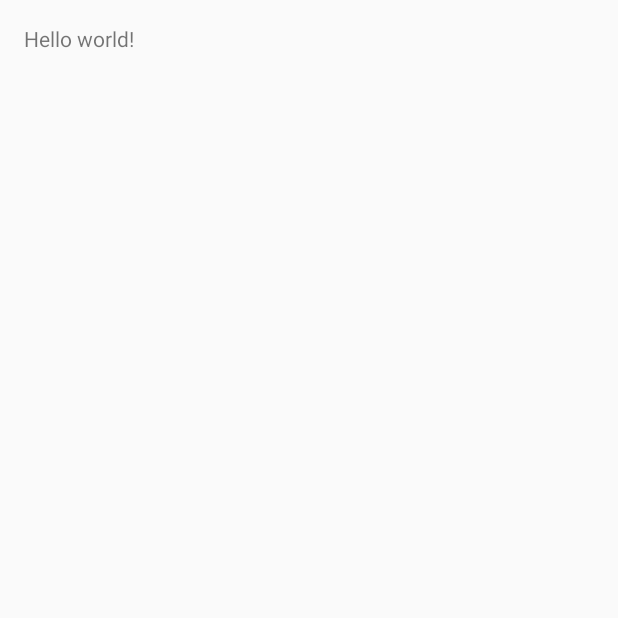
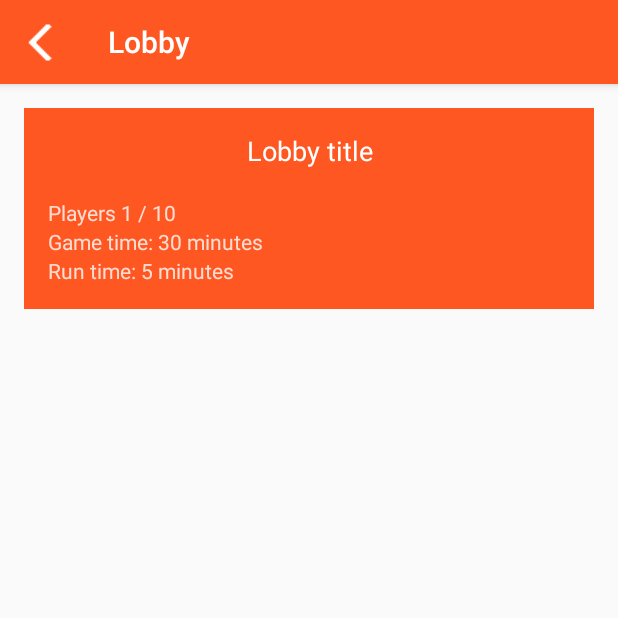
Before and after one commit to ShaFear/HaS-RPG, an Android app: the LobbyActivity screen opened directly, with no data from a screen before it, on a phone screen of 412 x 824 dp, the top half of it. Before the commit the part shown is almost empty. Run offline under Robolectric (Android 15) with nearby library versions, the phone set to English and light mode, and no system bars; 8 statements that could not run were skipped.

Commit message:
dodanie przetwarzania i kontenera dla danych o Lobby

```diff
--- a/client/HaSRPG/app/src/main/java/com/example/jereczem/hasrpg/data/player/CharacterData.java
+++ b/client/HaSRPG/app/src/main/java/com/example/jereczem/hasrpg/data/player/CharacterData.java
@@ -1,8 +1,8 @@
 package com.example.jereczem.hasrpg.data.player;
 
-import com.example.jereczem.hasrpg.game.Chase;
-import com.example.jereczem.hasrpg.game.GameCharacter;
-import com.example.jereczem.hasrpg.game.Hunter;
+import com.example.jereczem.hasrpg.game.users.Chase;
+import com.example.jereczem.hasrpg.game.users.GameCharacter;
+import com.example.jereczem.hasrpg.game.users.Hunter;
 import com.example.jereczem.hasrpg.settings.GameSettings;
 
 import java.io.Serializable;
--- /dev/null
+++ b/client/HaSRPG/app/src/main/java/com/example/jereczem/hasrpg/game/lobbies/Lobby.java
@@ -0,0 +1,55 @@
+package com.example.jereczem.hasrpg.game.lobbies;
+
+import com.example.jereczem.hasrpg.data.lobby.LobbyBaseData;
+import com.example.jereczem.hasrpg.data.player.PlayerData;
+import com.example.jereczem.hasrpg.settings.LobbySettings;
+
+import java.io.Serializable;
+import java.util.ArrayList;
+
+/**
+ * Created by jereczem on 04.09.15.
+ */
+public class Lobby implements Serializable{
+
+    private ArrayList<PlayerData> lobbyPlayers;
+    private Integer lobbyID;
+    private String title;
+    private Integer playersMax;
+    private Integer playersNO;
+    private Integer gameTime;
+    private Integer runTime;
+    private LobbySettings.Status status;
+
+    public Lobby(LobbyBaseData baseData){
+        lobbyID = baseData.getLobbyID();
+        title = baseData.getTitle();
+        playersMax = baseData.getPlayersNO();
+        playersNO = 0;
+        gameTime = baseData.getGameTime();
+        runTime = baseData.getRunTime();
+        if(baseData.getStatus().equals("WAIT"))
+            status = LobbySettings.Status.WAIT;
+        else
+            status = LobbySettings.Status.READY;
+        lobbyPlayers = new ArrayList<>();
+    }
+
+    public void setLobbyPlayers(ArrayList<PlayerData> playerDatas) {
+        playersNO = playerDatas.size();
+    }
+
+    @Override
+    public String toString() {
+        return "Lobby{" +
+                ", lobbyID=" + lobbyID +
+                ", title='" + title + '\'' +
+                ", playersMax=" + playersMax +
+                ", playersNO=" + playersNO +
+                ", gameTime=" + gameTime +
+                ", runTime=" + runTime +
+                ", status=" + status +
+                ", lobbyPlayers=" + lobbyPlayers.toString() +
+                '}';
+    }
+}
--- a/client/HaSRPG/app/src/main/java/com/example/jereczem/hasrpg/game/Chase.java
+++ b/client/HaSRPG/app/src/main/java/com/example/jereczem/hasrpg/game/users/Chase.java
@@ -1,4 +1,4 @@
-package com.example.jereczem.hasrpg.game;
+package com.example.jereczem.hasrpg.game.users;
 
 import com.example.jereczem.hasrpg.data.player.CharacterData;
 import com.example.jereczem.hasrpg.settings.GameSettings;
--- a/client/HaSRPG/app/src/main/java/com/example/jereczem/hasrpg/game/GameCharacter.java
+++ b/client/HaSRPG/app/src/main/java/com/example/jereczem/hasrpg/game/users/GameCharacter.java
@@ -1,4 +1,4 @@
-package com.example.jereczem.hasrpg.game;
+package com.example.jereczem.hasrpg.game.users;
 
 import com.example.jereczem.hasrpg.data.player.CharacterData;
 import com.example.jereczem.hasrpg.settings.GameSettings;
--- a/client/HaSRPG/app/src/main/java/com/example/jereczem/hasrpg/game/Hunter.java
+++ b/client/HaSRPG/app/src/main/java/com/example/jereczem/hasrpg/game/users/Hunter.java
@@ -1,4 +1,4 @@
-package com.example.jereczem.hasrpg.game;
+package com.example.jereczem.hasrpg.game.users;
 
 import com.example.jereczem.hasrpg.data.player.CharacterData;
 import com.example.jereczem.hasrpg.settings.GameSettings;
--- /dev/null
+++ b/client/HaSRPG/app/src/main/java/com/example/jereczem/hasrpg/settings/LobbySettings.java
@@ -0,0 +1,8 @@
+package com.example.jereczem.hasrpg.settings;
+
+/**
+ * Created by jereczem on 04.09.15.
+ */
+public class LobbySettings {
+    public enum Status{WAIT, READY}
+}
--- a/client/HaSRPG/app/src/main/java/com/example/jereczem/hasrpg/view/activities/LobbyActivity.java
+++ b/client/HaSRPG/app/src/main/java/com/example/jereczem/hasrpg/view/activities/LobbyActivity.java
@@ -5,23 +5,40 @@ import android.support.v7.app.AppCompatActivity;
 import android.util.Log;
 
 import com.example.jereczem.hasrpg.R;
+import com.example.jereczem.hasrpg.data.lobby.LobbyBaseData;
+import com.example.jereczem.hasrpg.data.lobby.LobbyBasePlayersData;
+import com.example.jereczem.hasrpg.data.lobby.LobbyDataReceiver;
+import com.example.jereczem.hasrpg.game.lobbies.Lobby;
 import com.example.jereczem.hasrpg.networking.HttpResponse;
 import com.example.jereczem.hasrpg.networking.HttpResponseReceiver;
 import com.example.jereczem.hasrpg.view.dialogs.Alerts;
+import com.example.jereczem.hasrpg.view.toolbar.ToolbarSetter;
+
+import org.json.JSONException;
 
 public class LobbyActivity extends AppCompatActivity {
     Integer lobbyId;
+    Lobby lobby;
 
     @Override
     protected void onCreate(Bundle savedInstanceState) {
         super.onCreate(savedInstanceState);
+        setContentView(R.layout.activity_lobby);
         lobbyId = getIntent().getIntExtra("lobbyId", 0);
-        setContentView(R.layout.activity_lobby);
-        downloadLobbyData();
+        new ToolbarSetter(this, R.drawable.previous);
+        try {
+            downloadLobbyData();
+        } catch (JSONException e) {
+            Log.d("HASLOG", e.toString());
+        }
     }
 
-    private void downloadLobbyData(){
+    private void downloadLobbyData() throws JSONException {
         HttpResponseReceiver rReceiver = new HttpResponseReceiver("lobbies/" + lobbyId);
-        HttpResponse response= rReceiver.receive();
+        HttpResponse response = rReceiver.receive();
+        Log.d("HASLOG",response.getCode() + " " + response.getMessage() );
+        LobbyBaseData baseData = LobbyDataReceiver.receiveBaseData(response.getMessage());
+        lobby = new Lobby(baseData);
+        Log.d("HASLOG", lobby.toString());
     }
 }
--- a/client/HaSRPG/app/src/main/java/com/example/jereczem/hasrpg/view/logic/CharacterSelectLogic.java
+++ b/client/HaSRPG/app/src/main/java/com/example/jereczem/hasrpg/view/logic/CharacterSelectLogic.java
@@ -8,8 +8,8 @@ import com.example.jereczem.hasrpg.R;
 import com.example.jereczem.hasrpg.networking.HttpResponse;
 import com.example.jereczem.hasrpg.networking.HttpResponseReceiver;
 import com.example.jereczem.hasrpg.data.player.PlayerData;
-import com.example.jereczem.hasrpg.game.Chase;
-import com.example.jereczem.hasrpg.game.Hunter;
+import com.example.jereczem.hasrpg.game.users.Chase;
+import com.example.jereczem.hasrpg.game.users.Hunter;
 import com.example.jereczem.hasrpg.view.dialogs.Alerts;
 import com.example.jereczem.hasrpg.view.dialogs.CharacterSelectAlerts;
 
--- a/client/HaSRPG/app/src/main/res/layout/activity_lobby.xml
+++ b/client/HaSRPG/app/src/main/res/layout/activity_lobby.xml
@@ -1,12 +1,87 @@
 <RelativeLayout xmlns:android="http://schemas.android.com/apk/res/android"
     xmlns:tools="http://schemas.android.com/tools" android:layout_width="match_parent"
-    android:layout_height="match_parent" android:paddingLeft="@dimen/activity_horizontal_margin"
-    android:paddingRight="@dimen/activity_horizontal_margin"
-    android:paddingTop="@dimen/activity_vertical_margin"
-    android:paddingBottom="@dimen/activity_vertical_margin"
+    android:layout_height="match_parent"
     tools:context="com.example.jereczem.hasrpg.view.activities.LobbyActivity">
 
-    <TextView android:text="@string/hello_world" android:layout_width="wrap_content"
-        android:layout_height="wrap_content" />
+    <include
+        android:id="@+id/tool_bar"
+        layout="@layout/tool_bar"
+        ></include>
+
+    <ScrollView
+        android:layout_width="match_parent"
+        android:layout_height="match_parent"
+        android:layout_below="@+id/tool_bar"
+        android:paddingLeft="@dimen/activity_horizontal_margin"
+        android:paddingRight="@dimen/activity_horizontal_margin"
+        android:paddingTop="@dimen/activity_vertical_margin"
+        android:paddingBottom="@dimen/activity_vertical_margin">
+
+        <LinearLayout
+            android:layout_width="match_parent"
+            android:layout_height="wrap_content"
+            android:orientation="vertical"
+            android:paddingLeft="@dimen/activity_horizontal_margin"
+            android:paddingRight="@dimen/activity_horizontal_margin"
+            android:paddingTop="@dimen/activity_vertical_margin"
+            android:paddingBottom="@dimen/activity_vertical_margin"
+            android:background="@color/ColorPrimary">
+
+            <TextView
+                android:layout_width="match_parent"
+                android:layout_height="wrap_content"
+                android:textAppearance="?android:attr/textAppearanceMedium"
+                android:text="@string/lobby_title"
+                android:id="@+id/lobbyTitle"
+                android:layout_alignParentRight="true"
+                android:layout_alignParentEnd="true"
+                android:layout_alignParentTop="true"
+                android:layout_alignParentLeft="true"
+                android:layout_alignParentStart="true"
+                android:textColor="#ffffffff"
+                android:textAlignment="center"
+                android:gravity="center"/>
+
+            <TextView
+                android:layout_width="wrap_content"
+                android:layout_height="wrap_content"
+                android:textAppearance="?android:attr/textAppearanceSmall"
+                android:id="@+id/separator" />
+
+            <TextView
+                android:layout_width="wrap_content"
+                android:layout_height="wrap_content"
+                android:textAppearance="?android:attr/textAppearanceSmall"
+                android:text="@string/lobby_players_number"
+                android:id="@+id/lobbyPlayersNumber"
+                android:layout_below="@+id/lobbyTitle"
+                android:layout_alignParentLeft="true"
+                android:layout_alignParentStart="true"
+                android:textColor="#caffffff" />
+
+            <TextView
+                android:layout_width="wrap_content"
+                android:layout_height="wrap_content"
+                android:textAppearance="?android:attr/textAppearanceSmall"
+                android:text="@string/lobby_game_time"
+                android:id="@+id/lobbyGameTime"
+                android:layout_below="@+id/lobbyPlayersNumber"
+                android:layout_alignParentLeft="true"
+                android:layout_alignParentStart="true"
+                android:textColor="#caffffff" />
+
+            <TextView
+                android:layout_width="wrap_content"
+                android:layout_height="wrap_content"
+                android:textAppearance="?android:attr/textAppearanceSmall"
+                android:text="@string/lobby_runtime"
+                android:id="@+id/lobbyRunTime"
+                android:layout_below="@+id/lobbyGameTime"
+                android:layout_alignRight="@+id/lobbyGameTime"
+                android:layout_alignEnd="@+id/lobbyGameTime"
+                android:textColor="#caffffff" />
+
+        </LinearLayout>
+    </ScrollView>
 
 </RelativeLayout>
--- a/client/HaSRPG/app/src/main/res/values/lobbies.xml
+++ b/client/HaSRPG/app/src/main/res/values/lobbies.xml
@@ -1,5 +1,6 @@
 <?xml version="1.0" encoding="utf-8"?>
 <resources>
+
     <string name="create_new_lobby_button">Create new lobby</string>
     <string name="title_activity_create_lobby">Create new lobby</string>
     <string name="create_lobby_title">Lobby title</string>
@@ -8,7 +9,15 @@
     <string name="create_lobby_game_time_title">Game time (in minutes)</string>
     <string name="create_lobby_runtime_title">Run time (in minutes)</string>
     <string name="created_new_lobby_button">Create!</string>
+
     <string name="wrong_data_title">wrong_data_title</string>
     <string name="wrong_data_message">wrong_data_message</string>
 
+    <string name="lobby_title">Lobby title</string>
+    <string name="lobby_game_time">Game time: 30 minutes</string>
+
+    <string name="title_activity_lobby">Lobby</string>
+    <string name="lobby_players_number">Players 1 / 10</string>
+    <string name="lobby_runtime">Run time: 5 minutes</string>
+
 </resources>
--- a/client/HaSRPG/app/src/main/res/values/strings.xml
+++ b/client/HaSRPG/app/src/main/res/values/strings.xml
@@ -3,7 +3,5 @@
 <!-- TODO: Remove or change this placeholder text -->
 
 
-    <string name="title_activity_lobby">LobbyActivity</string>
 
-    <string name="hello_world">Hello world!</string>
 </resources>
```
Also changed, not shown: client/HaSRPG/app/src/main/java/com/example/jereczem/hasrpg/data/lobby/LobbyBaseData.java (+15 -3 lines), client/HaSRPG/app/src/main/java/com/example/jereczem/hasrpg/data/lobby/LobbyBasePlayersData.java (added, +30 -0 lines), client/HaSRPG/app/src/main/java/com/example/jereczem/hasrpg/data/lobby/LobbyDataReceiver.java (added, +30 -0 lines), client/HaSRPG/app/src/main/java/com/example/jereczem/hasrpg/data/player/PlayerData.java (+14 -2 lines).
